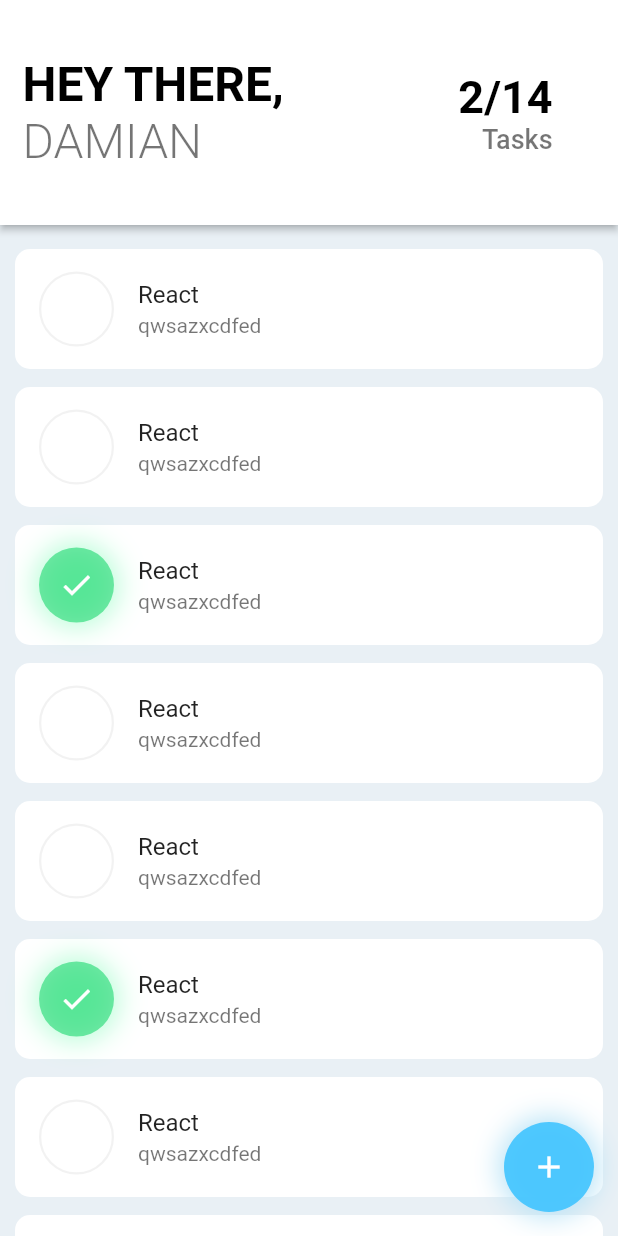
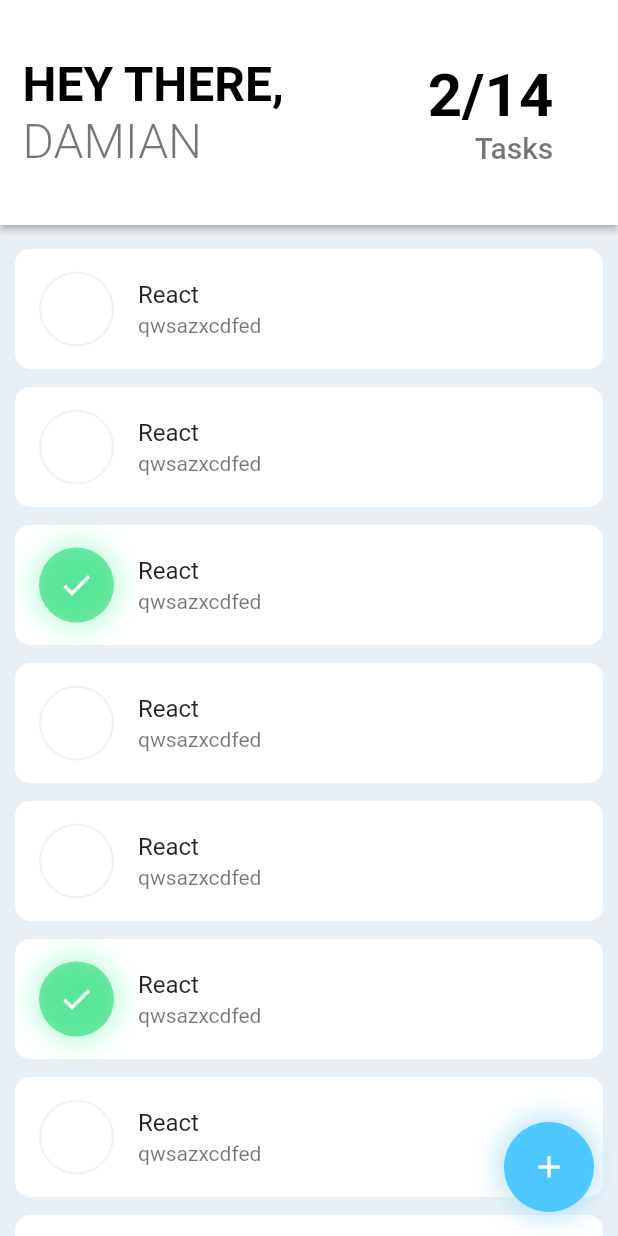
Before and after one commit to codenamics/taskz, a Flutter app: the screen it shows after launch, after a tap on the "done" icon, on a phone screen of 412 x 824 dp. Run offline on Flutter 3.47's test engine with Material 2 defaults, Android fonts, the phone set to English and light mode, and no system bars; our stand-ins replace flutter_datetime_picker, flutter_local_notifications, permission_handler.

```diff
--- a/lib/Widgets/SliverBar.dart
+++ b/lib/Widgets/SliverBar.dart
@@ -71,7 +71,7 @@ class SliverBar extends StatelessWidget {
                   ),
                   Container(
                     color: Colors.white,
-                    width: 150,
+                    width: 170,
                     child: Center(
                       child: Column(
                         mainAxisAlignment: MainAxisAlignment.center,
@@ -82,12 +82,12 @@ class SliverBar extends StatelessWidget {
                             ,
                             style: const TextStyle(
                               fontWeight: FontWeight.w700,
-                                fontSize: 30, color: Colors.black),
+                                fontSize: 40, color: Colors.black),
                           ),
                           const Text('Tasks',
                               style: const TextStyle(
                                 fontWeight: FontWeight.w500,
-                                  fontSize: 18, color: Colors.black54))
+                                  fontSize: 20, color: Colors.black54))
                         ],
                       ),
                     ),
--- a/lib/Widgets/TaskList.dart
+++ b/lib/Widgets/TaskList.dart
@@ -1,6 +1,7 @@
 import 'dart:convert';
 
 import 'package:flutter/material.dart';
+import 'package:permission_handler/permission_handler.dart';
 import 'package:provider/provider.dart';
 import 'package:tazks/Widgets/TaskTile.dart';
 import 'package:tazks/helpers/NotificationHelpers.dart';
@@ -40,6 +41,7 @@ class _TaskListState extends State<TaskList> {
               onTap: () async {
                 Navigator.of(context).pushNamed(TaskDetails.routeName,
                     arguments: tasksList[index].id);
+
               },
               child: Padding(
                 padding:
--- a/lib/Widgets/TaskTile.dart
+++ b/lib/Widgets/TaskTile.dart
@@ -8,7 +8,7 @@ class TaskTile extends StatelessWidget {
   TaskTile(this.tasksList);
   @override
   Widget build(BuildContext context) {
-    print(tasksList.reminderDate);
+
     return Padding(
       padding: const EdgeInsets.symmetric(vertical: 4),
       child: ListTile(
--- a/lib/main.dart
+++ b/lib/main.dart
@@ -8,10 +8,12 @@ import 'package:tazks/screens/Form.dart';
 import 'package:tazks/screens/MainTasksScreen.dart';
 import 'package:tazks/screens/AuthScreen.dart';
 import 'package:tazks/screens/TaskDetails.dart';
+import 'package:permission_handler/permission_handler.dart';
 
 final FlutterLocalNotificationsPlugin flutterLocalNotificationsPlugin =
     FlutterLocalNotificationsPlugin();
 void main() async {
+
   WidgetsFlutterBinding.ensureInitialized();
 
   var initializationSettingsAndroid = AndroidInitializationSettings('app_icon');
@@ -32,6 +34,7 @@ void main() async {
 class MyApp extends StatelessWidget {
   @override
   Widget build(BuildContext context) {
+
     return MultiProvider(
       providers: [
         ChangeNotifierProvider.value(
--- a/lib/screens/MainTasksScreen.dart
+++ b/lib/screens/MainTasksScreen.dart
@@ -1,4 +1,5 @@
 import 'package:flutter/material.dart';
+import 'package:permission_handler/permission_handler.dart';
 
 import 'package:tazks/Widgets/SliverBar.dart';
 import 'package:tazks/Widgets/TaskList.dart';
@@ -16,6 +17,7 @@ class _MainTasksScreenState extends State<MainTasksScreen> {
   @override
   @override
   Widget build(BuildContext context) {
+
     return Scaffold(
       backgroundColor: Color.fromRGBO(233, 240, 245, 1),
         floatingActionButton: GestureDetector(
--- a/pubspec.yaml
+++ b/pubspec.yaml
@@ -31,6 +31,7 @@ dependencies:
   flutter_cupertino_localizations: ^1.0.1
   provider: ^4.0.1
   http: ^0.12.0+4
+  permission_handler:
 
 dev_dependencies:
   flutter_test:
```
Also changed, not shown: lib/screens/TaskDetails.dart (+78 -38 lines), pubspec.lock, 1 other file.
